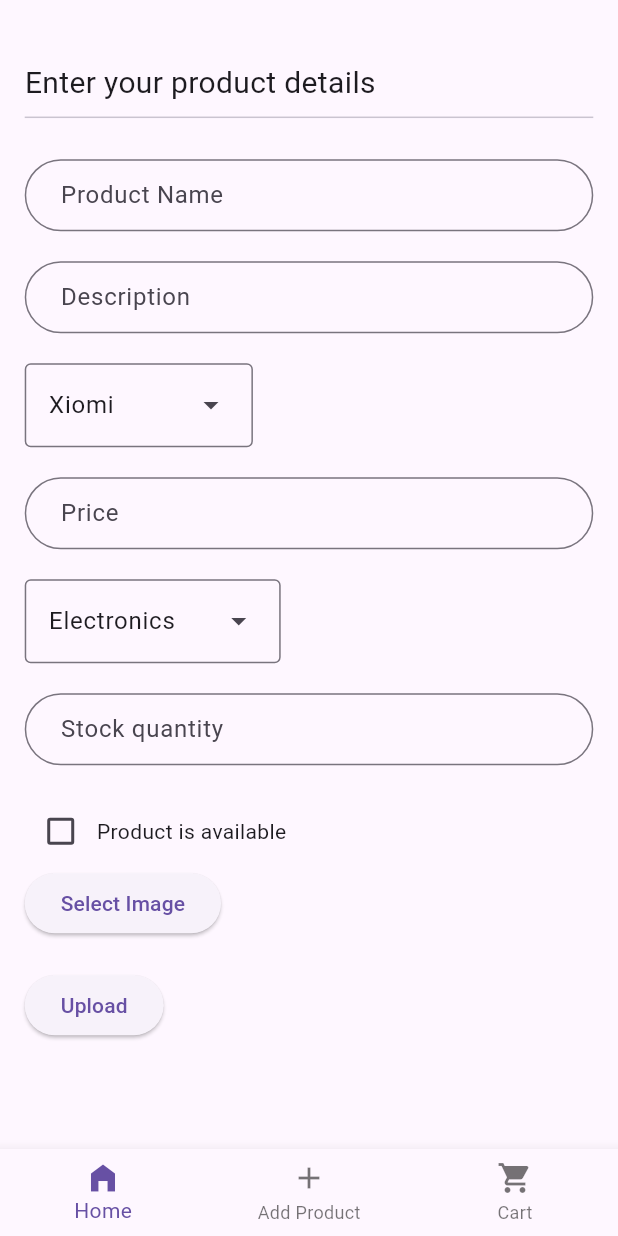
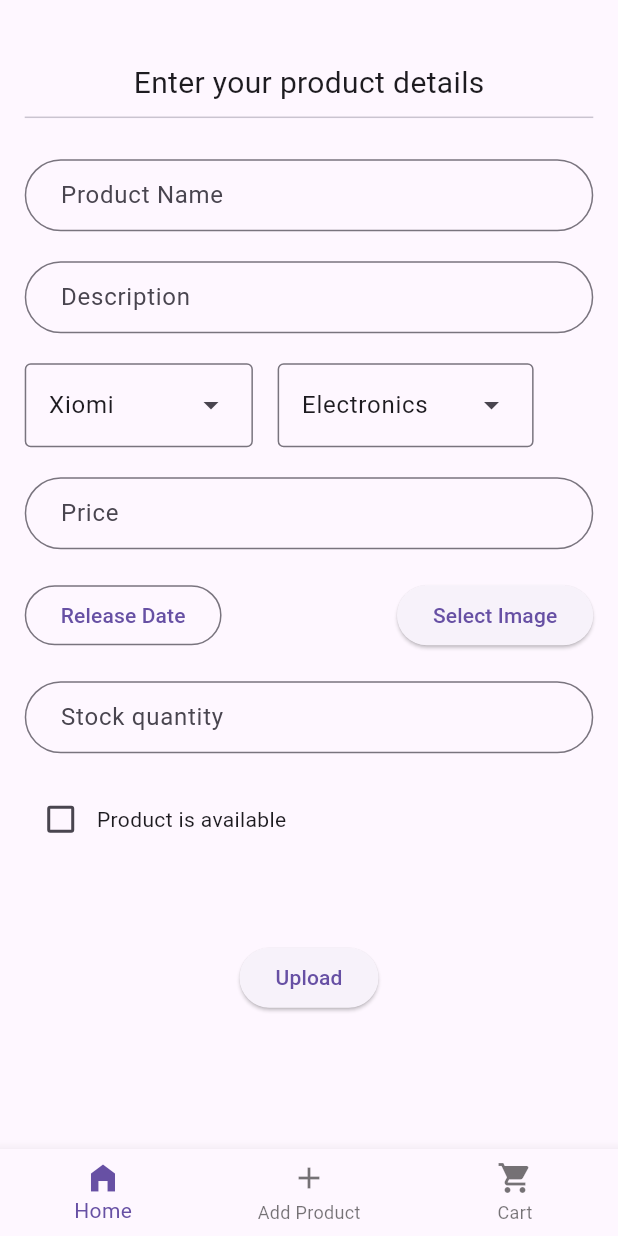
Before and after one commit to Mayankk074/ecommerce, a Flutter app: the Home screen opened directly, after a tap on "Upload", on a phone screen of 412 x 824 dp. Run offline on Flutter 3.47's test engine with Material 3 defaults, Android fonts, the phone set to English and light mode, and no system bars; our stand-ins replace flutter_secure_storage, image_picker; accounts and stored records are empty.

Commit message:
build add product logic

```diff
--- a/frontend/lib/page/home/addProduct.dart
+++ b/frontend/lib/page/home/addProduct.dart
@@ -1,3 +1,5 @@
+import 'dart:io';
+
 import 'package:ecommerce/constants/constants.dart';
 import 'package:ecommerce/service/productService.dart';
 import 'package:flutter/material.dart';
@@ -29,6 +31,31 @@ class _AddproductState extends State<Addproduct> {
   String? dropDownBrandValue=brandMenu.first;
   String? dropDownCategoryValue=categoryMenu.first;
   bool? isAvailable= false;
+  DateTime? selectedDate;
+  String? prodName;
+  String? desc;
+  String? price;
+  String? quantity;
+  File? image;
+  XFile? selectedImage;
+  String? releaseDate;
+
+  Future<void> _selectDate()async{
+    DateTime? pickedDate=await showDatePicker(
+      context: context,
+      firstDate: DateTime(2024),
+      lastDate: DateTime(2026));
+
+    setState(() {
+      //to be shown date in OutlinedButton
+      releaseDate=pickedDate?.toIso8601String().substring(0,10);
+      selectedDate=pickedDate;
+    });
+  }
+
+
+
+
 
   @override
   Widget build(BuildContext context) {
@@ -41,7 +68,7 @@ class _AddproductState extends State<Addproduct> {
         child: Container(
           padding: EdgeInsets.symmetric(vertical: screenHeight * 0.05, horizontal: screenWidth*0.04),
           child: Column(
-            crossAxisAlignment: CrossAxisAlignment.start,
+            crossAxisAlignment: CrossAxisAlignment.center,
             children: [
               const Text(
                 "Enter your product details",
@@ -54,33 +81,60 @@ class _AddproductState extends State<Addproduct> {
               TextFormField(
                 decoration: textInputDecoration.copyWith(hintText: "Product Name"),
                 validator: (val) => val!.isEmpty ? "Enter product name" : null,
+                onChanged: (val) => setState(() => prodName=val),
+
               ),
               const SizedBox(height: 20,),
               TextFormField(
                 decoration: textInputDecoration.copyWith(hintText: "Description"),
                 validator: (val) => val!.isEmpty ? "Enter description" : null,
+                onChanged: (val) => setState(() => desc=val),
               ),
               const SizedBox(height: 20,),
-              DropdownMenu<String>(
-                initialSelection: brandMenu.first,
-                onSelected: (String? value)=> setState(() => dropDownBrandValue=value),
-                dropdownMenuEntries: brandMenuEntries,
+              Row(
+                children: [
+                  DropdownMenu<String>(
+                    initialSelection: brandMenu.first,
+                    onSelected: (String? value)=> setState(() => dropDownBrandValue=value),
+                    dropdownMenuEntries: brandMenuEntries,
+                  ),
+                  SizedBox(width: screenWidth*0.04,),
+                  DropdownMenu<String>(
+                    initialSelection: categoryMenu.first,
+                    onSelected: (String? value)=> setState(() => dropDownCategoryValue=value),
+                    dropdownMenuEntries: categoryMenuEntries,
+                  ),
+                ],
               ),
               SizedBox(height: 20,),
               TextFormField(
+                keyboardType: TextInputType.number,
                 decoration: textInputDecoration.copyWith(hintText: "Price"),
                 validator: (val) => val!.isEmpty ? "Enter price" : null,
+                onChanged: (val) => setState(() => price=val),
               ),
               SizedBox(height: 20,),
-              DropdownMenu<String>(
-                initialSelection: categoryMenu.first,
-                onSelected: (String? value)=> setState(() => dropDownCategoryValue=value),
-                dropdownMenuEntries: categoryMenuEntries,
+              Row(
+                children: [
+                  OutlinedButton(
+                      onPressed: _selectDate,
+                      child: Text(releaseDate ?? 'Release Date')),
+                  Spacer(),
+                  ElevatedButton(
+                      onPressed: () async {
+                        //Picking image from gallery
+                        selectedImage=await ImagePicker().pickImage(source: ImageSource.gallery);
+                      },
+                      child: Text("Select Image")
+                  ),
+                ],
               ),
               SizedBox(height: 20,),
               TextFormField(
+                keyboardType: TextInputType.number,
                 decoration: textInputDecoration.copyWith(hintText: "Stock quantity"),
                 validator: (val) => val!.isEmpty ? "Enter quantity" : null,
+                onChanged: (val) => setState(() => quantity=val),
               ),
               SizedBox(height: 20,),
               Row(
@@ -95,20 +149,22 @@ class _AddproductState extends State<Addproduct> {
                   const Text("Product is available")
                 ],
               ),
-              ElevatedButton(
-                onPressed: () async {
-                  XFile? selectedImage=await ImagePicker().pickImage(source: ImageSource.gallery);
-                },
-                child: Text("Select Image")
-              ),
-              SizedBox(height: 20,),
+              SizedBox(height: screenHeight*0.07,),
               ElevatedButton(
                   onPressed: () async {
-                    // await ProductService().addProduct({
-                    //   "prodId": 1,
-                    //   "prodName": "MI",
-                    //   "price": 3000
-                    // });
+                    //converting DateTime to String for JsonEncoding
+                    String? isoDate = selectedDate?.toIso8601String();
+                    //sending Map and ImageFile
+                    await ProductService().addProduct({
+                      'name': prodName,
+                      'description': desc,
+                      'brand': dropDownBrandValue,
+                      'price': price,
+                      'category':dropDownCategoryValue,
+                      'releaseDate': isoDate,
+                      'productAvailable': isAvailable,
+                      'stockQuantity':quantity,
+                    }, selectedImage);
                   },
                   child: Text("Upload")
               )
--- a/frontend/lib/service/productService.dart
+++ b/frontend/lib/service/productService.dart
@@ -1,23 +1,68 @@
 
 
 import 'dart:convert';
-import 'dart:io';
+import 'package:ecommerce/model/product.dart';
+import 'package:ecommerce/service/storageHelper.dart';
 import 'package:http/http.dart' as http;
-import 'package:ecommerce/model/product.dart';
+import 'package:http_parser/http_parser.dart' as http_parser;
+import 'package:image_picker/image_picker.dart';
 
 class ProductService{
 
   //Adding product to database
-  Future addProduct(map) async {
-    await http.post(Uri.parse("http://192.168.1.8:8080/products"),
-      headers: {"Content-Type": "application/json"},
-      body: jsonEncode(map)
-    );
+  Future<Product?> addProduct(map, XFile? file) async {
+    //getting the saved token from storage
+    final token = await SecureStorageHelper.getToken();
+    final uri = Uri.parse('http://192.168.1.3:8080/api/product');
+
+    print(token);
+
+    print('add product');
+    // Check if file exists
+    if (file == null) {
+      print('No file selected');
+      return null;
+    }
+
+    // Create multipart request
+    var request = http.MultipartRequest('POST', uri);
+
+    // Add JWT to Authorization header
+    request.headers['Authorization'] = 'Bearer $token';
+
+    // Add file part using XFile and setting the MediaType
+    request.files.add(await http.MultipartFile.fromPath(
+      'imageFile',
+      file.path,
+      contentType: http_parser.MediaType('image', 'jpeg')
+    ));
+
+    // Convert JSON to bytes for .fromBytes()
+    final jsonString = jsonEncode(map);
+    final jsonBytes = utf8.encode(jsonString);
+
+    // Attach the JSON as a part with content-type application/json
+    request.files.add(http.MultipartFile.fromBytes(
+      'product',
+      jsonBytes,
+      contentType: http_parser.MediaType('application', 'json'),
+      filename: 'product.json', // optional but sometimes required
+    ));
+
+    // Send request
+    var response = await request.send();
+
+    if (response.statusCode == 201) {
+      print('Upload successful');
+    } else {
+      print('Upload failed: ${response.statusCode}');
+    }
+    return null;
   }
 
   //getting all products
   Future<List<Product>>? getProducts() async {
-    dynamic response=await http.get(Uri.parse("http://192.168.1.8:8080/products"));
+    dynamic response=await http.get(Uri.parse("http://192.168.1.3:8080/products"));
     Iterable result=jsonDecode(response.body);
     return List<Product>.from(result.map((model)=> Product.fromJson(model)));
   }
--- /dev/null
+++ b/frontend/lib/service/storageHelper.dart
@@ -0,0 +1,19 @@
+
+import 'package:flutter_secure_storage/flutter_secure_storage.dart';
+
+//Helper class for jwt storage
+class SecureStorageHelper {
+  static const _storage = FlutterSecureStorage();
+
+  static Future<String?> getToken() async {
+    return await _storage.read(key: 'jwt');
+  }
+
+  static Future<void> setToken(String token) async {
+    await _storage.write(key: 'jwt', value: token);
+  }
+
+  static Future<void> deleteToken() async {
+    await _storage.delete(key: 'jwt');
+  }
+}
--- a/frontend/pubspec.yaml
+++ b/frontend/pubspec.yaml
@@ -39,6 +39,7 @@ dependencies:
   image_picker: ^1.1.2
   flutter_secure_storage: ^9.2.4
   provider: ^6.1.5
+  http_parser: ^4.0.2
 
 dev_dependencies:
   flutter_test:
```
Also changed, not shown: frontend/lib/service/authService.dart (+6 -4 lines), 1 other file.
